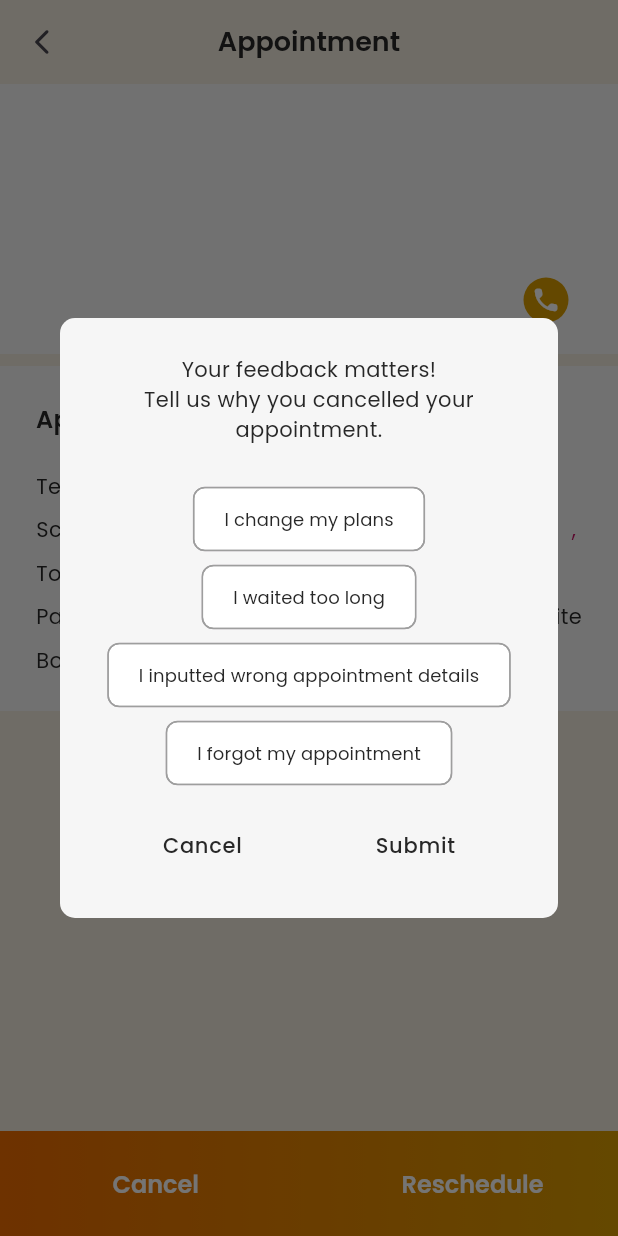
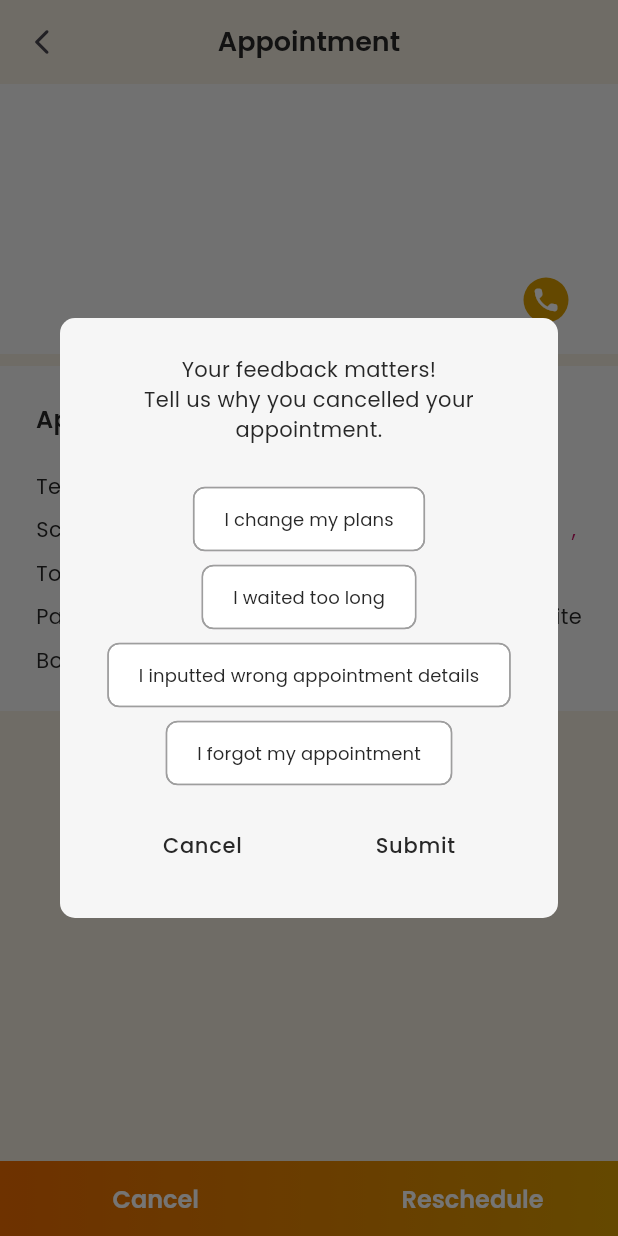
Before and after one commit to rolcodes/jbl_appointment_app, a Flutter app: the AppointmentsDetail screen opened directly with empty values, after a tap on "Cancel", on a phone screen of 412 x 824 dp. Run offline on Flutter 3.47's test engine with Material 3 defaults, Android fonts, the phone set to English and light mode, and no system bars; our stand-ins replace animated_splash_screen, badges, cloud_firestore, equatable, firebase_auth, firebase_core and 9 more; missing offline and left inert: carousel_slider_plus, pdfx, scrollable_clean_calendar; accounts and stored records are empty; network calls fail.

Commit message:
Fix issue in Book An Appointment Button
 - Issue: design is not responsive
 - Solved: by determining current platform and set specific condition based on device platform

```diff
--- a/lib/new_features/new_navigation_menu.dart
+++ b/lib/new_features/new_navigation_menu.dart
@@ -1,3 +1,5 @@
+
+import 'dart:io';
 
 import 'package:flutter/material.dart';
 import 'package:jbl/new_features/screen/new_home_screen/new_home_screen.dart';
@@ -26,9 +28,9 @@ class _NewNavigationMenuState extends State<NewNavigationMenu> {
     return Scaffold(
       body: screenList.elementAt(currentPageIndex),
       bottomNavigationBar: Container(
-        padding: const EdgeInsets.only(top: 10),
+        padding:  EdgeInsets.only(top: Platform.isAndroid ? 0 : 10),
         child: NavigationBar(
-          height: 50,
+          height: Platform.isAndroid ? 60 : 50,
           overlayColor: WidgetStatePropertyAll(Colors.amberAccent.shade100),
           indicatorColor: TColors.primary.withOpacity(0.2),
           animationDuration: const Duration(milliseconds: 1500),
--- a/lib/new_features/screen/checkout_screen/checkout_screen.dart
+++ b/lib/new_features/screen/checkout_screen/checkout_screen.dart
@@ -141,7 +141,7 @@ class _CheckoutScreenState extends State<CheckoutScreen> {
                       child: Container(
                         width: MediaQuery.of(context).size.width,
                         height: isMobileSmall
-                            ? TDeviceUtils.getScreenHeight() / 1.12
+                            ? TDeviceUtils.getScreenHeight() / 1.11
                             : TDeviceUtils.getScreenHeight() / 1.09,
                         padding: const EdgeInsets.all(20),
                         decoration: BoxDecoration(
--- a/lib/new_features/screen/new_home_screen/widget/my_appointments/my_appointment_detail/my_appointments_detail.dart
+++ b/lib/new_features/screen/new_home_screen/widget/my_appointments/my_appointment_detail/my_appointments_detail.dart
@@ -1,3 +1,5 @@
+import 'dart:io';
+
 import 'package:cloud_firestore/cloud_firestore.dart';
 import 'package:flutter/material.dart';
 import 'package:get/get.dart';
@@ -266,7 +268,7 @@ class _AppointmentsDetailState extends State<AppointmentsDetail> {
           ? const SizedBox()
           : Container(
               width: double.infinity,
-              height: 70,
+              height: Platform.isAndroid ? 50 : 70,
               decoration: BoxDecoration(
                 gradient: LinearGradient(
                     colors: [Colors.orange.shade800, TColors.primary]),
@@ -316,8 +318,8 @@ class _AppointmentsDetailState extends State<AppointmentsDetail> {
                         padding: EdgeInsets.only(
                             left: 75,
                             right: isMobileSmall ? 60 : 75,
-                            top: 25,
-                            bottom: 25),
+                            top: Platform.isAndroid ? 0 : 25,
+                            bottom: Platform.isAndroid ? 0 : 25),
                         child: Text(
                           'Cancel',
                           style: Theme.of(context)
@@ -338,8 +340,8 @@ class _AppointmentsDetailState extends State<AppointmentsDetail> {
                         padding: EdgeInsets.only(
                             left: isMobileSmall ? 40 : 60,
                             right: 60,
-                            top: 25,
-                            bottom: 25),
+                            top: Platform.isAndroid ? 0 : 25,
+                            bottom: Platform.isAndroid ? 0 : 25),
                         child: Text(
                           'Reschedule',
                           style: Theme.of(context)
--- a/lib/new_features/screen/new_home_screen/widget/my_appointments/my_appointment_detail/widget/update_select_date.dart
+++ b/lib/new_features/screen/new_home_screen/widget/my_appointments/my_appointment_detail/widget/update_select_date.dart
@@ -1,3 +1,5 @@
+
+import 'dart:io';
 
 import 'package:cloud_firestore/cloud_firestore.dart';
 import 'package:flutter/material.dart';
@@ -100,7 +102,7 @@ class _UpdateSelectDateScreenState extends State<UpdateSelectDateScreen> {
               }
             },
             child: Container(
-              height: 70,
+              height: Platform.isAndroid ? 50 : 70,
               decoration: BoxDecoration(
                   gradient: LinearGradient(
                       colors: [Colors.orange.shade800, TColors.primary])),
@@ -115,7 +117,7 @@ class _UpdateSelectDateScreenState extends State<UpdateSelectDateScreen> {
                           .titleSmall!
                           .apply(color: Colors.white),
                     ),
-                    const SizedBox(height: 10),
+                    SizedBox(height: Platform.isAndroid ? 0 : 10),
                   ],
                 ),
               ),
--- a/lib/new_features/screen/new_home_screen/widget/my_appointments/my_appointment_detail/widget/update_select_time.dart
+++ b/lib/new_features/screen/new_home_screen/widget/my_appointments/my_appointment_detail/widget/update_select_time.dart
@@ -1,3 +1,5 @@
+
+import 'dart:io';
 
 import 'package:cloud_firestore/cloud_firestore.dart';
 import 'package:flutter/material.dart';
@@ -94,7 +96,7 @@ class _UpdateSelectTimeState extends State<UpdateSelectTime> {
             onSelectTime(context);
           }        },
         child: Container(
-          height: 70,
+          height: Platform.isAndroid ? 50 : 70,
           decoration: BoxDecoration(
               gradient: LinearGradient(
                   colors: [Colors.orange.shade800, TColors.primary])),
@@ -109,7 +111,7 @@ class _UpdateSelectTimeState extends State<UpdateSelectTime> {
                       .titleSmall!
                       .apply(color: Colors.white),
                 ),
-                const SizedBox(height: 10),
+                SizedBox(height: Platform.isAndroid ? 0 : 10),
               ],
             ),
           ),
--- a/lib/new_features/screen/new_home_screen/widget/service_category_cards/widget/service_detail.dart
+++ b/lib/new_features/screen/new_home_screen/widget/service_category_cards/widget/service_detail.dart
@@ -1,3 +1,5 @@
+
+import 'dart:io';
 
 import 'package:flutter/material.dart';
 import 'package:flutter_rating_bar/flutter_rating_bar.dart';
@@ -198,7 +200,7 @@ class ServiceDetailScreen extends StatelessWidget {
           saveServiceData();
         },
         child: Container(
-          height: 70,
+          height: Platform.isAndroid ? 50 : 70,
           decoration: BoxDecoration(
               gradient: LinearGradient(
                   colors: [Colors.orange.shade800, TColors.primary])),
@@ -213,7 +215,7 @@ class ServiceDetailScreen extends StatelessWidget {
                       .titleSmall!
                       .apply(color: Colors.white),
                 ),
-                const SizedBox(height: 10),
+                 SizedBox(height: Platform.isAndroid ? 0 : 10),
               ],
             ),
           ),
--- a/lib/new_features/screen/select_date/select_date.dart
+++ b/lib/new_features/screen/select_date/select_date.dart
@@ -1,3 +1,5 @@
+import 'dart:io';
+
 import 'package:flutter/material.dart';
 import 'package:get/get.dart';
 import 'package:intl/intl.dart';
@@ -90,7 +92,7 @@ class _SelectDateScreenState extends State<SelectDateScreen> {
               }
             },
             child: Container(
-              height: 70,
+              height: Platform.isAndroid ? 50 : 70,
               decoration: BoxDecoration(
                   gradient: LinearGradient(
                       colors: [Colors.orange.shade800, TColors.primary])),
@@ -105,7 +107,7 @@ class _SelectDateScreenState extends State<SelectDateScreen> {
                           .titleSmall!
                           .apply(color: Colors.white),
                     ),
-                    const SizedBox(height: 10),
+                    SizedBox(height: Platform.isAndroid ? 0 : 10),
                   ],
                 ),
               ),
--- a/lib/new_features/screen/select_time/select_time.dart
+++ b/lib/new_features/screen/select_time/select_time.dart
@@ -1,3 +1,5 @@
+import 'dart:io';
+
 import 'package:flutter/material.dart';
 import 'package:jbl/new_features/screen/select_time/widget/time_item.dart';
 
@@ -89,7 +91,7 @@ class SelectTime extends StatelessWidget {
 
         },
         child: Container(
-          height: 70,
+          height: Platform.isAndroid ? 50 : 70,
           decoration: BoxDecoration(
               gradient: LinearGradient(
                   colors: [Colors.orange.shade800, TColors.primary])),
@@ -104,7 +106,7 @@ class SelectTime extends StatelessWidget {
                       .titleSmall!
                       .apply(color: Colors.white),
                 ),
-                const SizedBox(height: 10),
+                SizedBox(height: Platform.isAndroid ? 0 : 10),
               ],
             ),
           ),
```
